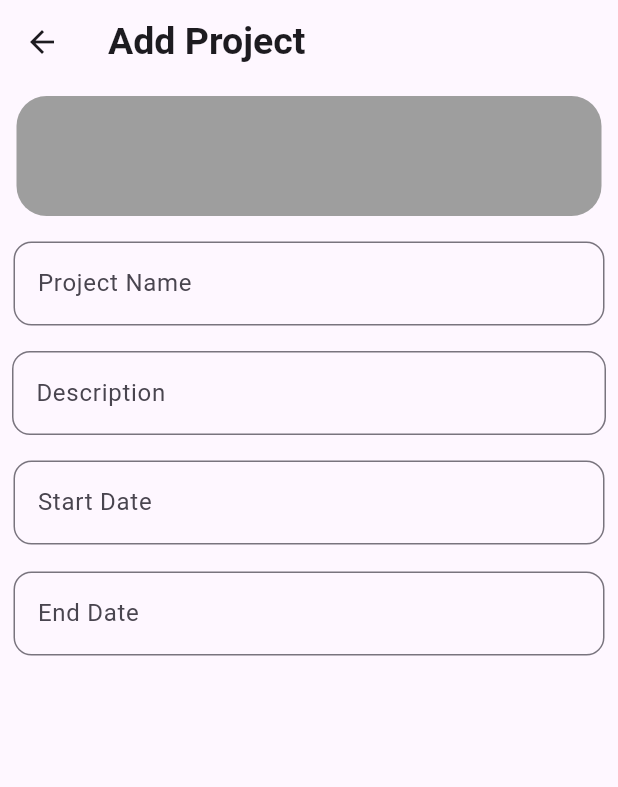
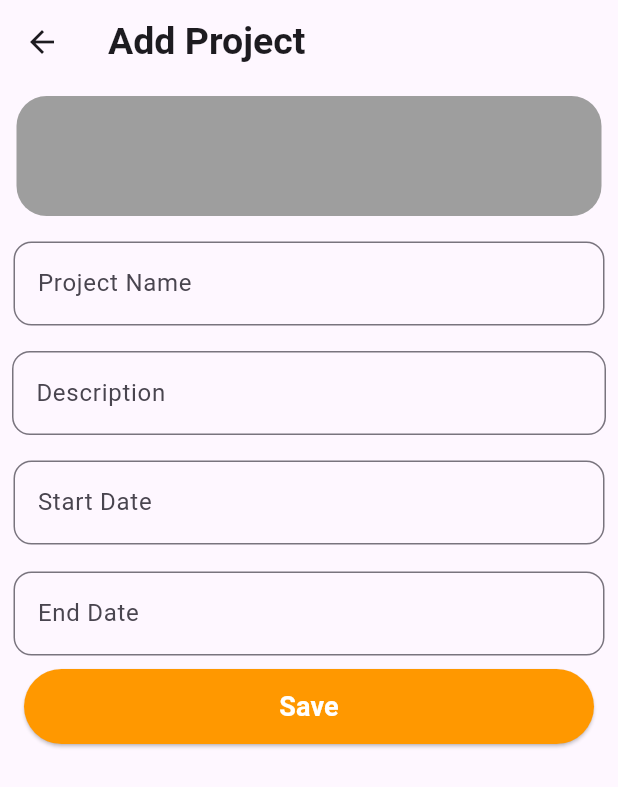
Before and after one commit to Nived-Manoj/Tasky-App, a Flutter app: the CreateTask screen opened directly, on a phone screen of 412 x 824 dp. Shown: the top 787 px of the screen. Run offline on Flutter 3.47's test engine with Material 3 defaults, Android fonts, the phone set to English and light mode, and no system bars; our stand-ins replace lottie, percent_indicator.

Commit message:
initial committed

```diff
--- a/lib/view/create_task.dart
+++ b/lib/view/create_task.dart
@@ -1,4 +1,5 @@
 import 'package:flutter/material.dart';
+import 'package:mainproject_tasky/utils/color_constant.dart';
 
 class CreateTask extends StatelessWidget {
   const CreateTask({super.key});
@@ -33,14 +34,12 @@ class CreateTask extends StatelessWidget {
           ),
           Padding(
             padding: const EdgeInsets.all(8.0),
-            child: Container(
             child: TextField(
                 maxLines: null,
                 decoration: InputDecoration(
                     border: OutlineInputBorder(
                         borderRadius: BorderRadius.circular(12)),
                     hintText: "Description")),
-            ),
           ),
           Padding(
             padding: const EdgeInsets.all(9.0),
@@ -57,7 +56,23 @@ class CreateTask extends StatelessWidget {
                     border: OutlineInputBorder(
                         borderRadius: BorderRadius.circular(12)),
                     hintText: "End Date")),
-          )
+          ),
+          ElevatedButton(
+              style: ButtonStyle(
+                  backgroundColor: MaterialStatePropertyAll(Colors.orange),
+                  fixedSize: MaterialStatePropertyAll(Size(380, 50))),
+              onPressed: () {
+                // Navigator.push(
+                //     context,
+                //     MaterialPageRoute(
+                //       builder: (context) => HomeScreen(),
+                //     ));
+              },
+              child: Text("Save",
+                  style: TextStyle(
+                      fontSize: 18,
+                      color: ColorConstant.white,
+                      fontWeight: FontWeight.bold))),
         ],
       ),
     );
--- a/lib/view/splash_screen.dart
+++ b/lib/view/splash_screen.dart
@@ -3,7 +3,6 @@ import 'dart:async';
 import 'package:flutter/material.dart';
 import 'package:lottie/lottie.dart';
 
-import 'package:mainproject_tasky/view/bottom_nav.dart';
 import 'package:mainproject_tasky/view/onboarding_screen.dart';
 
 class SplashScreen extends StatefulWidget {
```
Lines whose indentation alone changed are shown as unchanged.
